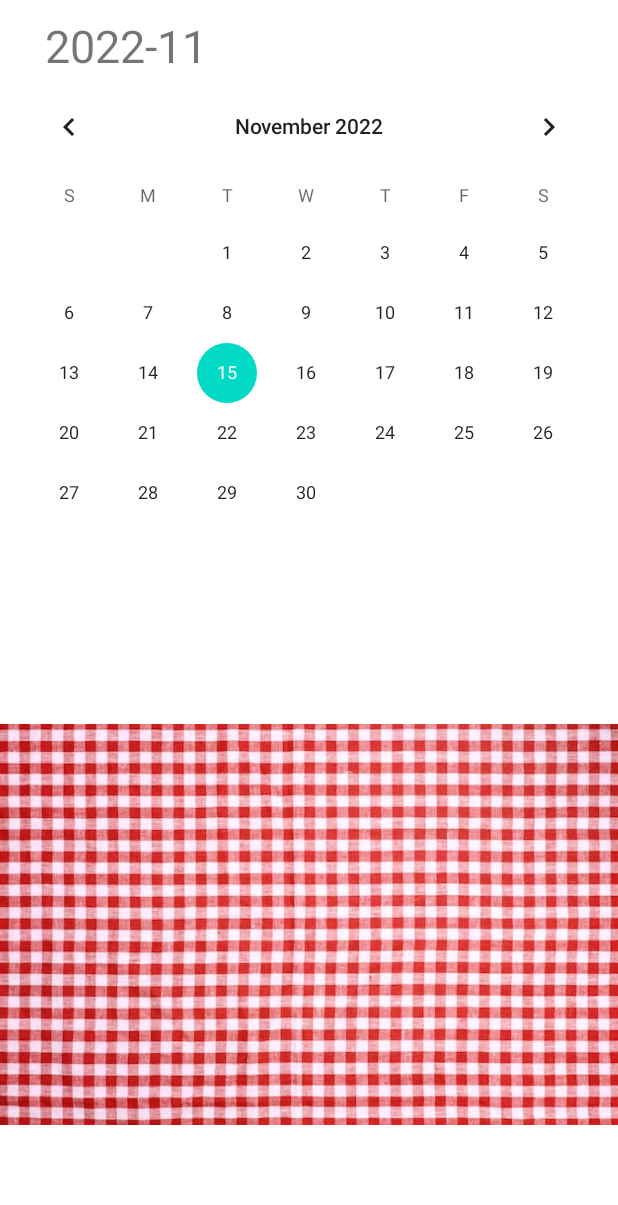
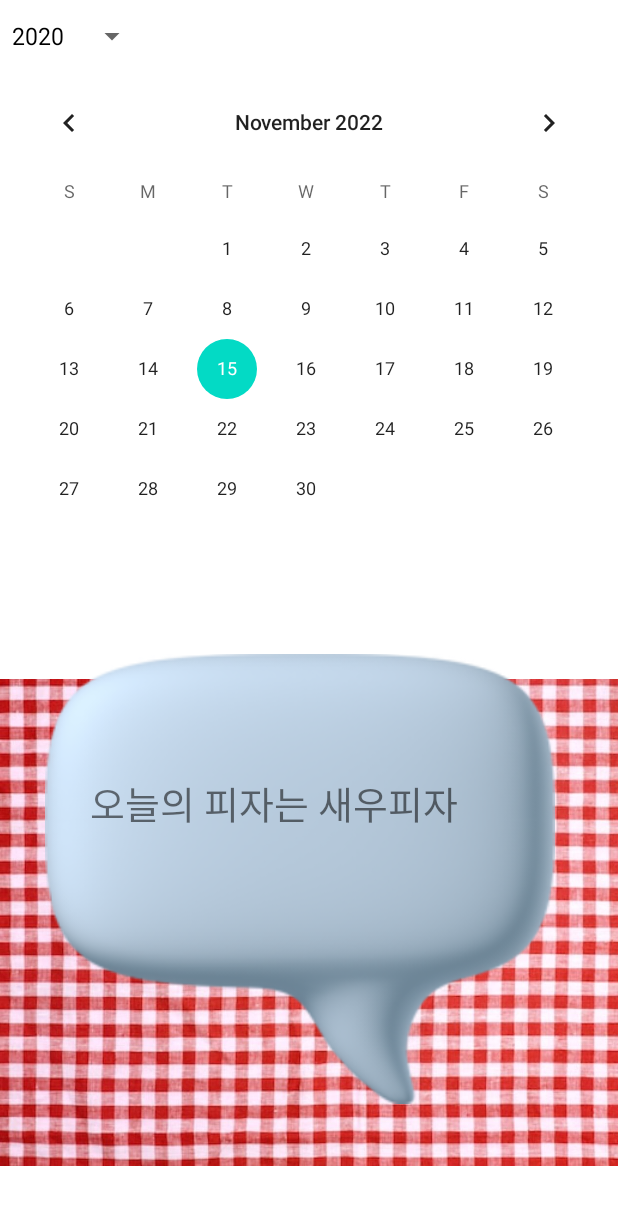
Before and after one commit to ch0515/And_Project, an Android app: the CalenderActivity screen opened directly, with no data from a screen before it, on a phone screen of 412 x 824 dp. Shown: the top 1205 px of the screen. Run offline under Robolectric (Android 15) with nearby library versions, the phone set to English and light mode, and no system bars.

Commit message:
캘린더 화면 말풍선

```diff
--- a/app/src/main/java/com/cookandroid/and_project/CalenderActivity.java
+++ b/app/src/main/java/com/cookandroid/and_project/CalenderActivity.java
@@ -5,15 +5,21 @@ import androidx.appcompat.app.AppCompatActivity;
 
 import android.annotation.SuppressLint;
 import android.os.Bundle;
+import android.widget.ArrayAdapter;
 import android.widget.Button;
+import android.widget.Spinner;
 import android.widget.TextView;
 
 import org.w3c.dom.Text;
 
 import java.util.Calendar;
+import java.util.Random;
 
 public class CalenderActivity extends AppCompatActivity {
-TextView txt;
+    TextView txt;
+    TextView pizzatext;
+    ArrayAdapter<CharSequence> adapter = null;
+    Spinner spinner = null;
     @SuppressLint("WrongViewCast")
     @Override
     protected void onCreate(Bundle savedInstanceState) {
@@ -21,14 +27,35 @@ TextView txt;
         setContentView(R.layout.activity_calender);
         ActionBar actionBar = getSupportActionBar();
         actionBar.hide();
-        txt = findViewById(R.id.calentv);
-
         Calendar cal = Calendar.getInstance();
+        pizzatext = findViewById(R.id.pizzatext);
         int y=0, m=0;
-
-        y = cal.get(Calendar.YEAR);
-        m = cal.get(Calendar.MONTH);
-
-        txt.setText(y+"-"+(m+1));
+        adapter = ArrayAdapter.createFromResource(this, R.array.test, android.R.layout.simple_spinner_dropdown_item);
+        spinner = findViewById(R.id.spinner);
+        spinner.setAdapter(adapter);
+        String text = spinner.getSelectedItem().toString();
+        switch (text){
+            case "2022-1":
+                y = 2022;
+                m = 1;
+                break;
+            case "2022-2":
+                y = 2022;
+                m = 2;
+                break;
+            default:
+                        y = cal.get(Calendar.YEAR);
+                        m = cal.get(Calendar.MONTH);
+        }
+        cal.set(y,Calendar.MONTH ,m);
+        Random random = new Random();
+        int randomValue = random.nextInt(2);
+        if(randomValue == 0){
+            pizzatext.setText("오늘의 피자는 불고기 피자");
+        }else if(randomValue == 1){
+            pizzatext.setText("오늘의 피자는 새우피자");
+        }else{
+            pizzatext.setText("오늘의 피자는 감자 피자");
+        }
     }
 }
--- a/app/src/main/res/layout/activity_calender.xml
+++ b/app/src/main/res/layout/activity_calender.xml
@@ -7,19 +7,44 @@
     tools:context=".CalenderActivity"
     android:orientation="vertical">
 
-    <TextView android:id="@+id/calentv"
+<!--    <TextView android:id="@+id/calentv"-->
+<!--        android:layout_width="wrap_content"-->
+<!--        android:layout_height="wrap_content"-->
+<!--        android:text=""-->
+<!--        android:textSize="30dp"-->
+<!--        android:layout_marginLeft="30dp"-->
+<!--        android:layout_marginTop="10dp"/>-->
+    <Spinner
+        android:id="@+id/spinner"
         android:layout_width="wrap_content"
-        android:layout_height="wrap_content"
-        android:text=""
-        android:textSize="30dp"
-        android:layout_marginLeft="30dp"
-        android:layout_marginTop="10dp"/>
+        android:layout_height="wrap_content"/>
     <CalendarView
         android:layout_width="match_parent"
         android:layout_height="wrap_content"/>
+
+    <FrameLayout
+        android:layout_width="wrap_content"
+        android:layout_height="wrap_content"
+        android:orientation="horizontal">
+
     <ImageView
         android:layout_marginBottom="-20dp"
-        android:layout_width="wrap_content"
-        android:layout_height="wrap_content"
+        android:layout_width="500dp"
+        android:layout_height="match_parent"
         android:src="@drawable/mat"/>
+        <ImageView
+            android:layout_marginTop="50dp"
+            android:layout_width="400dp"
+            android:layout_height="300dp"
+            android:src="@drawable/speechbubble" />
+        <TextView
+            android:id="@+id/pizzatext"
+            android:layout_marginLeft="60dp"
+            android:layout_marginTop="130dp"
+            android:textSize="25dp"
+            android:layout_width="wrap_content"
+            android:layout_height="wrap_content"
+            android:text="오늘의 피자는?"/>
+    </FrameLayout>
+
 </LinearLayout>
--- /dev/null
+++ b/app/src/main/res/values/array.xml
@@ -0,0 +1,8 @@
+<?xml version="1.0" encoding="utf-8"?>
+<resources>
+    <string-array name="test">
+        <item>2020</item>
+        <item>2021</item>
+        <item>2022</item>
+    </string-array>
+</resources>
```
Also changed, not shown: app/src/main/res/drawable/speechbubble.png (added).
